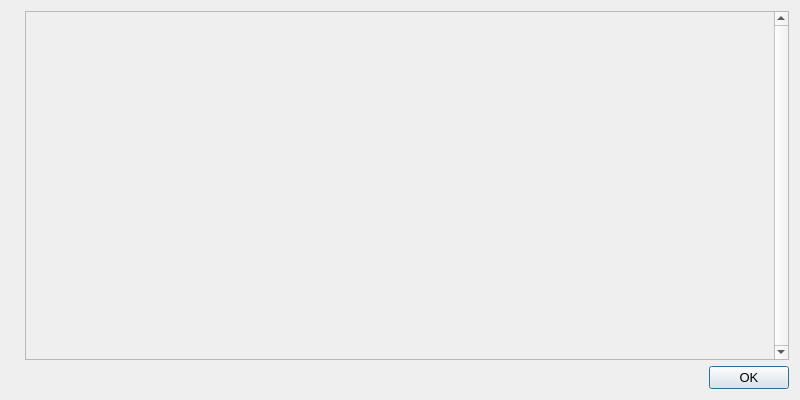
First picture: the form in src/qt/forms/goodsdialog.ui, repository mitisimus/sibcoin-mod, before the edit.
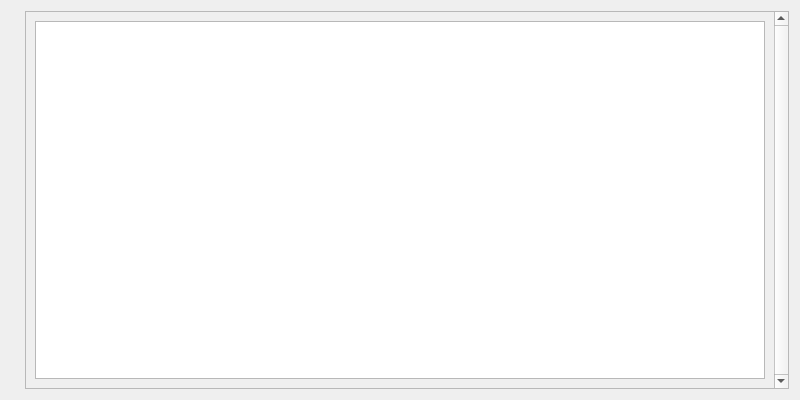
Second picture: the form after the edit. Icons and pictures are not drawn.

Commit message: Goods dialog subscribes on notifications from sibmodel

The edit to the form file:
```diff
--- a/src/qt/forms/goodsdialog.ui
+++ b/src/qt/forms/goodsdialog.ui
@@ -47,24 +47,19 @@
          <rect>
           <x>0</x>
           <y>0</y>
-          <width>641</width>
-          <height>325</height>
+          <width>651</width>
+          <height>372</height>
          </rect>
         </property>
         <layout class="QVBoxLayout" name="verticalLayout_2">
          <item>
-          <widget class="QLabel" name="helpMessageLabel">
-           <property name="cursor">
-            <cursorShape>IBeamCursor</cursorShape>
-           </property>
-           <property name="text">
-            <string/>
-           </property>
-           <property name="textFormat">
-            <enum>Qt::AutoText</enum>
-           </property>
-           <property name="wordWrap">
-            <bool>true</bool>
+          <widget class="QTextBrowser" name="textBrowser">
+           <property name="html">
+            <string>&lt;!DOCTYPE HTML PUBLIC &quot;-//W3C//DTD HTML 4.0//EN&quot; &quot;http://www.w3.org/TR/REC-html40/strict.dtd&quot;&gt;
+&lt;html&gt;&lt;head&gt;&lt;meta name=&quot;qrichtext&quot; content=&quot;1&quot; /&gt;&lt;style type=&quot;text/css&quot;&gt;
+p, li { white-space: pre-wrap; }
+&lt;/style&gt;&lt;/head&gt;&lt;body style=&quot; font-family:'.Lucida Grande UI'; font-size:10pt; font-weight:400; font-style:normal;&quot;&gt;
+&lt;p style=&quot;-qt-paragraph-type:empty; margin-top:0px; margin-bottom:0px; margin-left:0px; margin-right:0px; -qt-block-indent:0; text-indent:0px;&quot;&gt;&lt;br /&gt;&lt;/p&gt;&lt;/body&gt;&lt;/html&gt;</string>
            </property>
            <property name="openExternalLinks">
             <bool>true</bool>
@@ -78,16 +73,6 @@
        </widget>
       </widget>
      </item>
-     <item>
-      <widget class="QDialogButtonBox" name="okButton">
-       <property name="orientation">
-        <enum>Qt::Horizontal</enum>
-       </property>
-       <property name="standardButtons">
-        <set>QDialogButtonBox::Ok</set>
-       </property>
-      </widget>
-     </item>
     </layout>
    </item>
   </layout>
```
Left out of the diff: 3 changed lines with no effect on the pictures. The commit also changes 2 other files.
